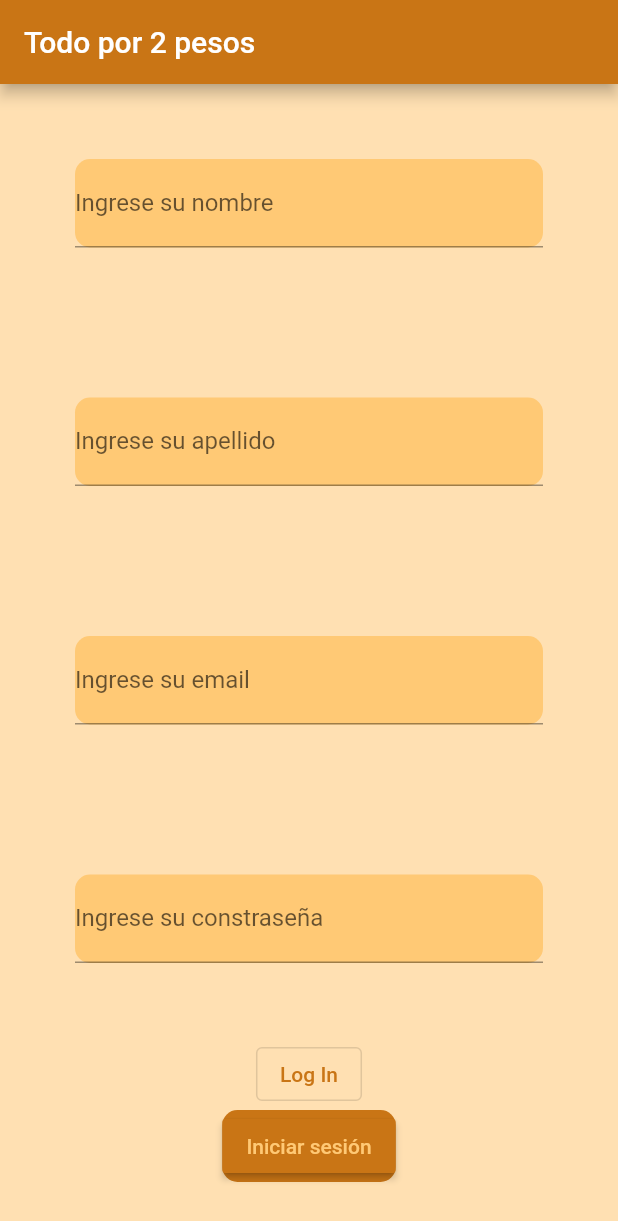
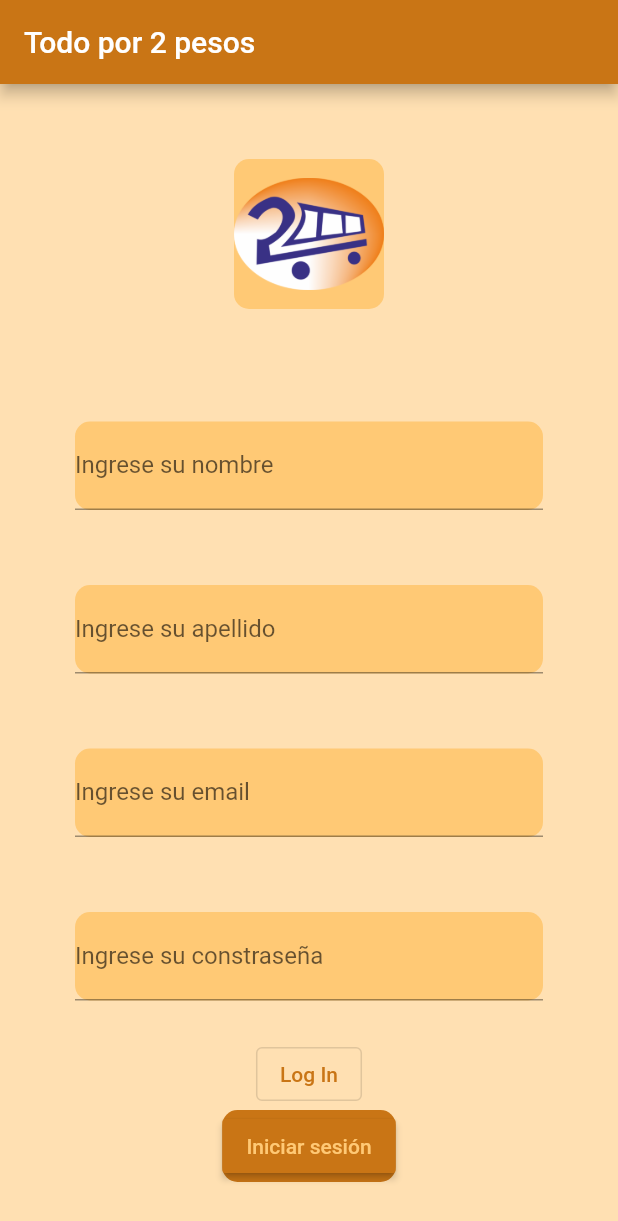
Before and after one commit to Anonyzard/pp2-practico1, a Flutter app: the screen it shows after launch, after a tap on "Sign In", on a phone screen of 412 x 824 dp. Shown: the top 1221 px of the screen. Run offline on Flutter 3.47's test engine with Material 2 defaults, Android fonts, the phone set to English and light mode, and no system bars.

Commit message:
agregado de logo

```diff
--- a/lib/login.dart
+++ b/lib/login.dart
@@ -21,15 +21,28 @@ class Login extends StatelessWidget {
     return MaterialApp(
       debugShowCheckedModeBanner: false,
       title: 'Material App',
+
       home: Scaffold(
         appBar: AppBar(
           title: Text('Todo por 2 pesos'),
+          //drawer: const Image.asset('assets/logo/logoapptodopordospesos.png')
           backgroundColor: Theme.of(context)
               .backgroundColor, //Color.fromARGB(255, 201, 117, 21),
         ),
         backgroundColor: Theme.of(context)
             .secondaryHeaderColor, //Color.fromRGBO(255, 201, 117, 21),
         body: Column(children: <Widget>[
+            Container(
+              margin: EdgeInsets.symmetric(horizontal: 50.0, vertical: 50.0),
+              decoration: BoxDecoration(
+                borderRadius: BorderRadius.circular(10.0),
+                color: Theme.of(context).highlightColor,
+              ),
+              child:(
+                Image.asset('assets/logo/logoapptodopordospesos.png',
+                      width: 100,
+                      height: 100,)
+                )),
           Container(
               margin: EdgeInsets.symmetric(horizontal: 50.0, vertical: 50.0),
               decoration: BoxDecoration(
--- a/lib/signin.dart
+++ b/lib/signin.dart
@@ -5,43 +5,7 @@ import 'package:proyecto1practica2/pages/main_screen.dart';
 
 void main() => runApp(Signin());
 
-// class Signin extends StatelessWidget {
-//   @override
-//   Widget build(BuildContext context) {
-//     return MaterialApp(
-//       debugShowCheckedModeBanner: false,
-//       title: 'Todo por 2 pesos',
-//       home: Scaffold(
-//         appBar: AppBar(
-//           title: Text('Todo por 2 pesos'),
-//         ),
-//         body: Column(children: <Widget>[
-//           Container(
-//               child: TextFormField(
-//             decoration: InputDecoration(labelText: 'Ingrese su nombre'),
-//             obscureText: false,
-//           )),
-//           Container(
-//               child: TextFormField(
-//             decoration: InputDecoration(labelText: 'Ingrese su constraseña'),
-//             obscureText: true,
-//           )),
-//           Container(
-//               decoration: BoxDecoration(
-//                 borderRadius: BorderRadius.circular(10.0),
-//                 // color: Color.fromARGB(255, 201, 117, 21),
-//               ),
-//               child: TextButton(
-//                 onPressed: () {
-//                   Navigator.pop(context);
-//                 },
-//                 child: Text('Log In'),
-//               )),
-//         ]),
-//       ),
-//     );
-//   }
-// }
+
 
 class Signin extends StatelessWidget {
   @override
@@ -59,8 +23,19 @@ class Signin extends StatelessWidget {
         backgroundColor: Theme.of(context)
             .secondaryHeaderColor, //Color.fromRGBO(255, 201, 117, 21),
         body: Column(children: <Widget>[
+            Container(
+              margin: EdgeInsets.symmetric(horizontal: 50.0, vertical: 50.0),
+              decoration: BoxDecoration(
+                borderRadius: BorderRadius.circular(10.0),
+                color: Theme.of(context).highlightColor,
+              ),
+              child:(
+                Image.asset('assets/logo/logoapptodopordospesos.png',
+                      width: 100,
+                      height: 100,)
+                )),
           Container(
-              margin: EdgeInsets.symmetric(horizontal: 50.0, vertical: 50.0),
+              margin: EdgeInsets.symmetric(horizontal: 50.0, vertical: 25.0),
               decoration: BoxDecoration(
                 borderRadius: BorderRadius.circular(10.0),
                 color: Theme.of(context).highlightColor,
@@ -80,7 +55,7 @@ class Signin extends StatelessWidget {
                 },
               )),
           Container(
-              margin: EdgeInsets.symmetric(horizontal: 50.0, vertical: 50.0),
+              margin: EdgeInsets.symmetric(horizontal: 50.0, vertical: 25.0),
               decoration: BoxDecoration(
                 borderRadius: BorderRadius.circular(10.0),
                 color: Theme.of(context).highlightColor,
@@ -100,7 +75,7 @@ class Signin extends StatelessWidget {
                 },
               )),
           Container(
-              margin: EdgeInsets.symmetric(horizontal: 50.0, vertical: 50.0),
+              margin: EdgeInsets.symmetric(horizontal: 50.0, vertical: 25.0),
               decoration: BoxDecoration(
                 borderRadius: BorderRadius.circular(10.0),
                 color: Theme.of(context).highlightColor,
@@ -120,7 +95,7 @@ class Signin extends StatelessWidget {
                 },
               )),
           Container(
-              margin: EdgeInsets.symmetric(horizontal: 50.0, vertical: 50.0),
+              margin: EdgeInsets.symmetric(horizontal: 50.0, vertical: 25.0),
               decoration: BoxDecoration(
                   borderRadius: BorderRadius.circular(10.0),
                   color: Theme.of(context)
--- a/pubspec.yaml
+++ b/pubspec.yaml
@@ -64,6 +64,7 @@ flutter:
      - assets/board/
      - assets/products/
      - assets/users/
+     - assets/logo/
 
   # To add assets to your application, add an assets section, like this:
   # assets:
```
Also changed, not shown: assets/logo/logoapptodopordospesos.png (added).
